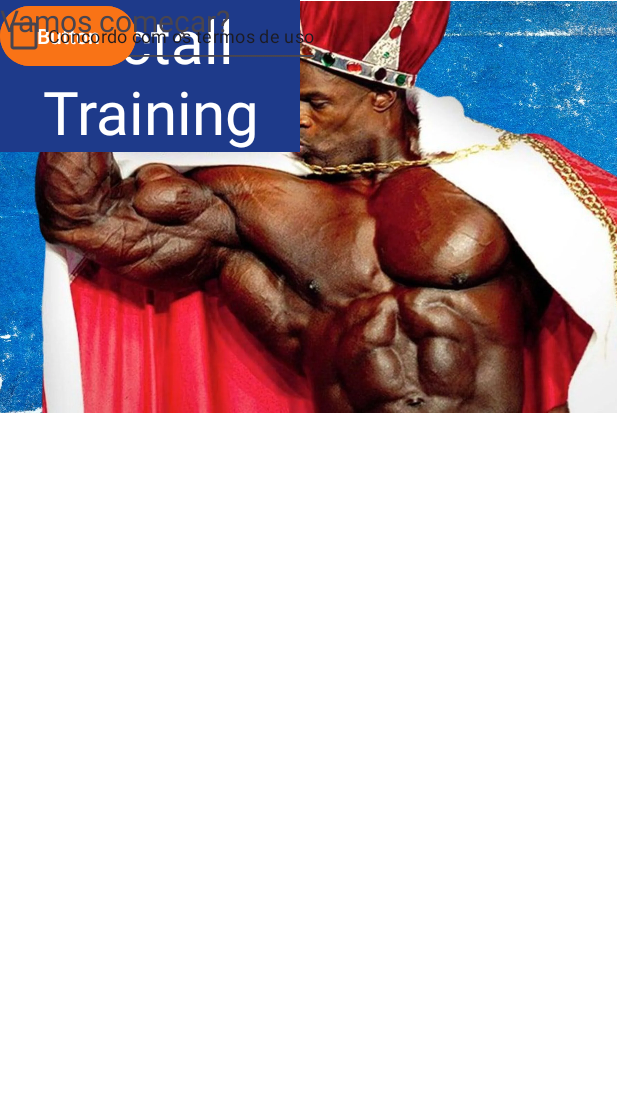
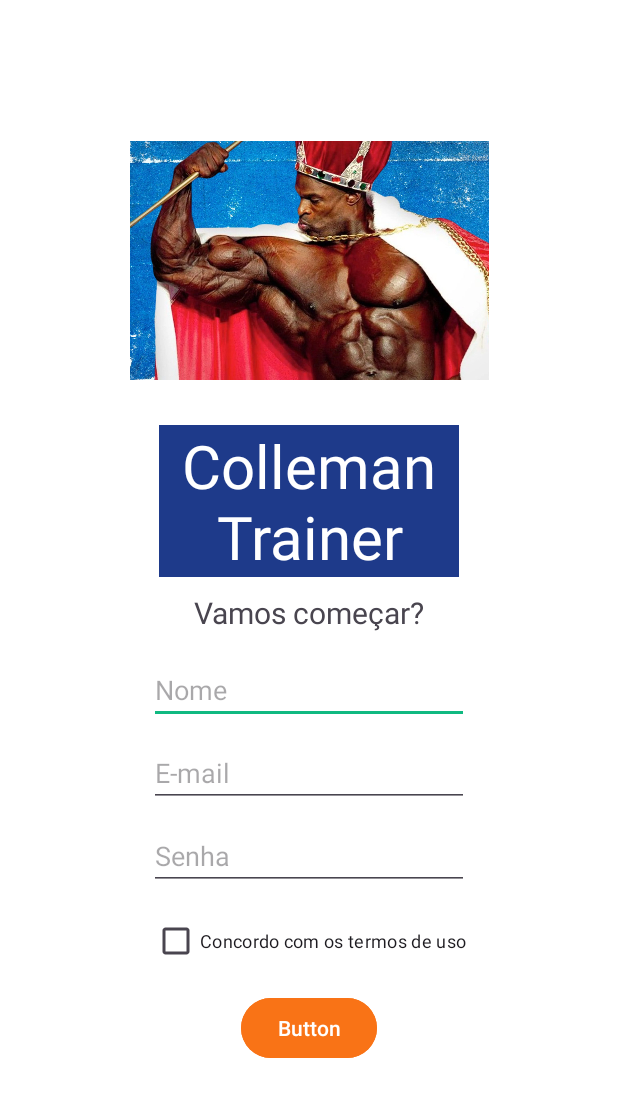
Before and after one commit to phmotad/App-Contatos, an Android app: the screen it shows after launch (MainActivity), on a phone screen of 412 x 824 dp. Shown: the top 1097 px of the screen. Run offline under Robolectric (Android 15) with nearby library versions, the light colour scheme and no system bars.

Commit message:
Criação de tela de login

```diff
--- a/app/src/main/res/layout/activity_main.xml
+++ b/app/src/main/res/layout/activity_main.xml
@@ -4,17 +4,19 @@
     xmlns:tools="http://schemas.android.com/tools"
     android:layout_width="match_parent"
     android:layout_height="match_parent"
+    android:background="@color/branco"
     tools:layout_editor_absoluteX="1dp"
     tools:layout_editor_absoluteY="510dp">
 
     <RelativeLayout
         android:layout_width="match_parent"
-        android:layout_height="800dp"
+        android:layout_height="match_parent"
+        android:layout_gravity="center_vertical"
         android:orientation="vertical">
 
         <androidx.constraintlayout.widget.ConstraintLayout
             android:layout_width="match_parent"
-            android:layout_height="800dp"
+            android:layout_height="match_parent"
             android:background="@color/branco"
             android:hapticFeedbackEnabled="false"
             tools:context=".activity.MainActivity">
@@ -23,81 +25,112 @@
                 android:id="@+id/editTextTextPassword2"
                 android:layout_width="wrap_content"
                 android:layout_height="wrap_content"
+                android:layout_marginBottom="10dp"
                 android:ems="10"
                 android:hint="Senha"
                 android:inputType="textPassword"
-                tools:layout_editor_absoluteX="108dp"
-                tools:layout_editor_absoluteY="492dp" />
+                app:layout_constraintBottom_toTopOf="@+id/checkBox2"
+                app:layout_constraintEnd_toEndOf="parent"
+                app:layout_constraintHorizontal_bias="0.5"
+                app:layout_constraintStart_toStartOf="parent"
+                app:layout_constraintTop_toBottomOf="@+id/editTextTextEmailAddress2" />
 
             <ImageView
                 android:id="@+id/imageView4"
-                android:layout_width="411dp"
-                android:layout_height="276dp"
+                android:layout_width="255dp"
+                android:layout_height="159dp"
+                android:layout_marginBottom="30dp"
+                app:layout_constraintBottom_toTopOf="@+id/textView2"
                 app:layout_constraintEnd_toEndOf="parent"
-                app:layout_constraintHorizontal_bias="0.0"
                 app:layout_constraintStart_toStartOf="parent"
                 app:layout_constraintTop_toTopOf="parent"
+                app:layout_constraintVertical_bias="0.32999998"
+                app:layout_constraintVertical_chainStyle="packed"
                 app:srcCompat="@drawable/banner_blog_1_scaled_jpg" />
 
             <TextView
                 android:id="@+id/textView2"
                 android:layout_width="200dp"
                 android:layout_height="wrap_content"
+                android:layout_marginBottom="10dp"
                 android:background="@color/azulEscuro"
-                android:text="Victall Training"
+                android:text="Colleman Trainer"
                 android:textAlignment="center"
                 android:textColor="@color/branco"
                 android:textSize="40sp"
-                tools:layout_editor_absoluteX="108dp"
-                tools:layout_editor_absoluteY="222dp" />
+                app:layout_constraintBottom_toTopOf="@+id/textView4"
+                app:layout_constraintEnd_toEndOf="parent"
+                app:layout_constraintHorizontal_bias="0.5"
+                app:layout_constraintStart_toStartOf="parent"
+                app:layout_constraintTop_toBottomOf="@+id/imageView4" />
 
             <EditText
                 android:id="@+id/editTextText"
                 android:layout_width="wrap_content"
                 android:layout_height="wrap_content"
+                android:layout_marginBottom="10dp"
                 android:ems="10"
                 android:hint="Nome"
                 android:inputType="text"
-                tools:layout_editor_absoluteX="108dp"
-                tools:layout_editor_absoluteY="385dp" />
+                app:layout_constraintBottom_toTopOf="@+id/editTextTextEmailAddress2"
+                app:layout_constraintEnd_toEndOf="parent"
+                app:layout_constraintHorizontal_bias="0.5"
+                app:layout_constraintStart_toStartOf="parent"
+                app:layout_constraintTop_toBottomOf="@+id/textView4" />
 
             <EditText
                 android:id="@+id/editTextTextEmailAddress2"
                 android:layout_width="wrap_content"
                 android:layout_height="wrap_content"
+                android:layout_marginBottom="10dp"
                 android:ems="10"
                 android:hint="E-mail"
                 android:inputType="textEmailAddress"
-                tools:layout_editor_absoluteX="106dp"
-                tools:layout_editor_absoluteY="438dp" />
+                app:layout_constraintBottom_toTopOf="@+id/editTextTextPassword2"
+                app:layout_constraintEnd_toEndOf="parent"
+                app:layout_constraintHorizontal_bias="0.5"
+                app:layout_constraintStart_toStartOf="parent"
+                app:layout_constraintTop_toBottomOf="@+id/editTextText" />
 
             <Button
                 android:id="@+id/button"
                 android:layout_width="wrap_content"
                 android:layout_height="wrap_content"
+                android:layout_marginBottom="20dp"
+                android:backgroundTint="@color/laranja"
                 android:text="Button"
-                android:backgroundTint="@color/laranja"
                 android:textColor="@color/branco"
-                tools:layout_editor_absoluteX="160dp"
-                tools:layout_editor_absoluteY="635dp" />
+                app:layout_constraintBottom_toBottomOf="parent"
+                app:layout_constraintEnd_toEndOf="parent"
+                app:layout_constraintHorizontal_bias="0.5"
+                app:layout_constraintStart_toStartOf="parent"
+                app:layout_constraintTop_toBottomOf="@+id/checkBox2" />
 
             <CheckBox
                 android:id="@+id/checkBox2"
                 android:layout_width="wrap_content"
                 android:layout_height="wrap_content"
+                android:layout_marginBottom="10dp"
                 android:text="Concordo com os termos de uso"
                 android:textSize="12sp"
-                tools:layout_editor_absoluteX="102dp"
-                tools:layout_editor_absoluteY="558dp" />
+                app:layout_constraintBottom_toTopOf="@+id/button"
+                app:layout_constraintEnd_toEndOf="parent"
+                app:layout_constraintHorizontal_bias="0.5"
+                app:layout_constraintStart_toStartOf="parent"
+                app:layout_constraintTop_toBottomOf="@+id/editTextTextPassword2" />
 
             <TextView
                 android:id="@+id/textView4"
                 android:layout_width="wrap_content"
                 android:layout_height="wrap_content"
+                android:layout_marginBottom="15dp"
                 android:text="Vamos começar?"
                 android:textSize="20sp"
-                tools:layout_editor_absoluteX="127dp"
-                tools:layout_editor_absoluteY="341dp" />
+                app:layout_constraintBottom_toTopOf="@+id/editTextText"
+                app:layout_constraintEnd_toEndOf="parent"
+                app:layout_constraintHorizontal_bias="0.5"
+                app:layout_constraintStart_toStartOf="parent"
+                app:layout_constraintTop_toBottomOf="@+id/textView2" />
 
 
         </androidx.constraintlayout.widget.ConstraintLayout>
```
